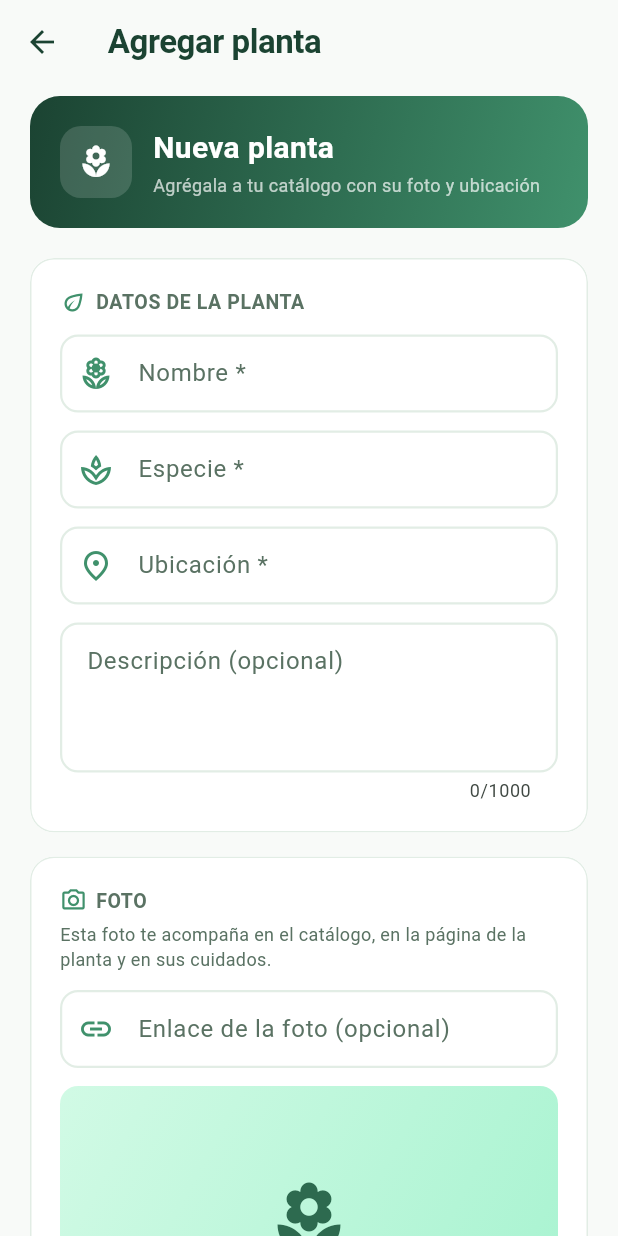
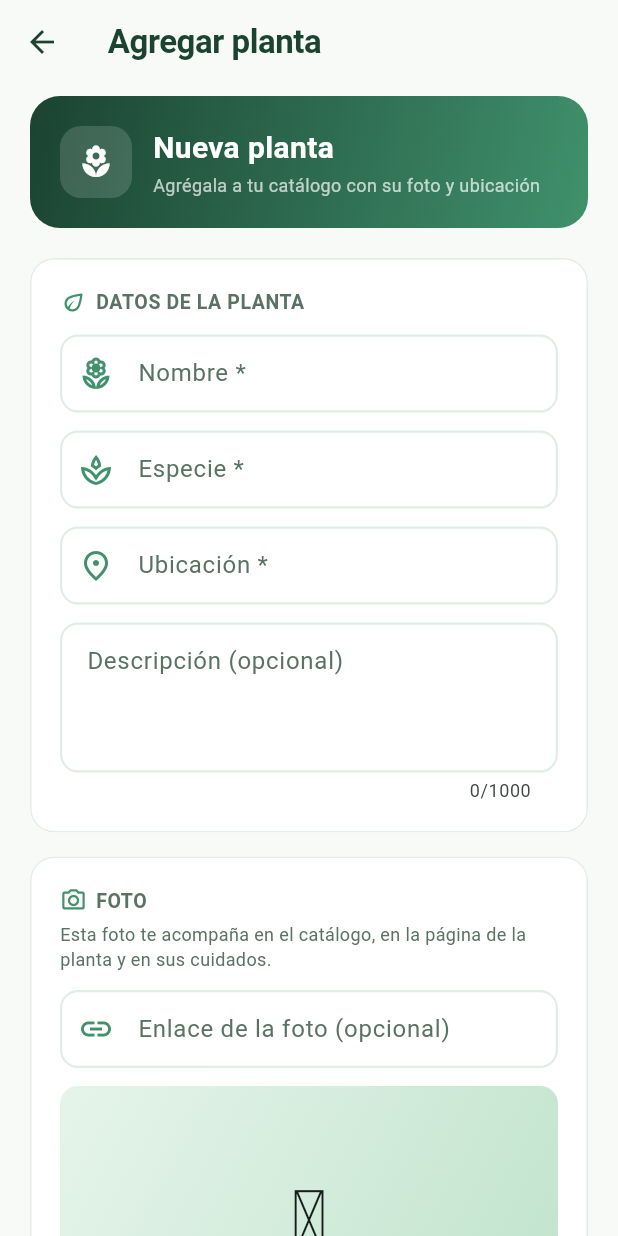
Before and after one commit to SebasFonse/Cuidado_de_plantas, a Flutter app: the AgregarPlantaPantalla screen opened directly, on a phone screen of 412 x 824 dp. Run offline on Flutter 3.47's test engine with Material 3 defaults, Android fonts, the phone set to English and light mode, and no system bars; network calls fail.

Commit message:
feat(diseño): ícono de la planta según su tipo y fotos visibles en la web
- Sin foto, cada planta muestra un ícono y colores según su tipo
  (cactus/suculenta, orquídea, rosa, girasol, aromática, árbol, palma,
  cítrico, etc.), deducido de la especie y el nombre, sin importar
  tildes ni mayúsculas. Cubre las especies de la base de datos.
- Agregar planta: la vista previa cambia mientras se escribe y dice qué
  ícono se usará si no hay foto.
- Fotos: en la web se cargan aunque la página de origen no permita
  CORS (WebHtmlElementStrategy.fallback).
- Pruebas del tipo de planta.

Co-Authored-By: Claude Opus 5.5 <noreply@anthropic.com>
Claude-Session: https://claude.ai/code/session_012bmMyFHAYK5q5k7G2YozZz

```diff
--- a/frontend/lib/cuidados/agregar_cuidado_pantalla.dart
+++ b/frontend/lib/cuidados/agregar_cuidado_pantalla.dart
@@ -20,6 +20,7 @@ class AgregarCuidadoPantalla extends StatefulWidget {
     required this.plantaId,
     required this.nombrePlanta,
     this.imagenUrl,
+    this.especiePlanta,
     this.servicio,
   });
 
@@ -29,6 +30,9 @@ class AgregarCuidadoPantalla extends StatefulWidget {
   /// Foto de la planta: se muestra en el encabezado para saber a cuál
   /// planta se le programa el cuidado.
   final String? imagenUrl;
+
+  /// Especie: elige el ícono de la planta cuando no tiene foto.
+  final String? especiePlanta;
   final CuidadoServicio? servicio;
 
   @override
@@ -332,6 +336,8 @@ class _AgregarCuidadoPantallaState extends State<AgregarCuidadoPantalla> {
                   child: FotoPlanta(
                     imagenUrl: widget.imagenUrl,
                     plantaId: widget.plantaId,
+                    nombre: widget.nombrePlanta,
+                    especie: widget.especiePlanta,
                     radio: 14,
                     ancho: 60,
                     alto: 60,
--- a/frontend/lib/inicio/inicio_pantalla.dart
+++ b/frontend/lib/inicio/inicio_pantalla.dart
@@ -168,6 +168,8 @@ class _MiniPlanta extends StatelessWidget {
             FotoPlanta(
               imagenUrl: planta.imagenUrl,
               plantaId: planta.id,
+              nombre: planta.nombre,
+              especie: planta.especie,
               radio: 16,
               ancho: 112,
               alto: 112,
--- a/frontend/lib/plantas/agregar_planta_pantalla.dart
+++ b/frontend/lib/plantas/agregar_planta_pantalla.dart
@@ -10,6 +10,7 @@ import '../especies/especie_servicio.dart';
 import 'foto_planta.dart';
 import 'planta.dart';
 import 'planta_servicio.dart';
+import 'tipo_planta.dart';
 
 /// RQ4-HU01: Como usuario, quiero agregar una planta nueva a mi catálogo
 /// ingresando su nombre, especie, ubicación, descripción y una foto mediante
@@ -47,6 +48,9 @@ class _AgregarPlantaPantallaState extends State<AgregarPlantaPantalla> {
     super.initState();
     _servicio = widget.servicio ?? PlantaServicio();
     _imagenCtrl.addListener(() => setState(() {}));
+    // El ícono de la vista previa cambia según el nombre y la especie
+    _nombreCtrl.addListener(() => setState(() {}));
+    _especieCtrl.addListener(() => setState(() {}));
     _cargarEspecies();
   }
 
@@ -244,10 +248,21 @@ class _AgregarPlantaPantallaState extends State<AgregarPlantaPantalla> {
                   FotoPlanta(
                     key: const Key('planta_vista_previa'),
                     imagenUrl: _hayVistaPrevia ? _imagenCtrl.text : null,
+                    nombre: _nombreCtrl.text,
+                    especie: _especieCtrl.text,
                     ancho: double.infinity,
                     alto: 180,
                     tamanoIcono: 56,
                   ),
+                  if (!_hayVistaPrevia) ...[
+                    const SizedBox(height: 8),
+                    Text(
+                      'Sin foto se mostrará el ícono de: '
+                      '${tipoDePlanta(nombre: _nombreCtrl.text, especie: _especieCtrl.text).etiqueta.toLowerCase()}',
+                      key: const Key('planta_tipo_detectado'),
+                      style: const TextStyle(color: colorTextoSuave, fontSize: 12),
+                    ),
+                  ],
                       ],
                     ),
                   ),
--- a/frontend/lib/plantas/catalogo_pantalla.dart
+++ b/frontend/lib/plantas/catalogo_pantalla.dart
@@ -365,6 +365,8 @@ class TarjetaPlanta extends StatelessWidget {
                 FotoPlanta(
                   imagenUrl: planta.imagenUrl,
                   plantaId: planta.id,
+                  nombre: planta.nombre,
+                  especie: planta.especie,
                   radio: 0,
                   ancho: double.infinity,
                   alto: 150,
--- a/frontend/lib/plantas/detalle_planta_pantalla.dart
+++ b/frontend/lib/plantas/detalle_planta_pantalla.dart
@@ -70,6 +70,7 @@ class _DetallePlantaPantallaState extends State<DetallePlantaPantalla> {
           plantaId: widget.planta.id,
           nombrePlanta: widget.planta.nombre,
           imagenUrl: widget.planta.imagenUrl,
+          especiePlanta: widget.planta.especie,
           servicio: _servicio,
         ),
       ),
@@ -203,6 +204,8 @@ class _Encabezado extends StatelessWidget {
               FotoPlanta(
                 imagenUrl: planta.imagenUrl,
                 plantaId: planta.id,
+                nombre: planta.nombre,
+                especie: planta.especie,
                 radio: 0,
                 ancho: double.infinity,
                 alto: 240,
--- a/frontend/lib/plantas/foto_planta.dart
+++ b/frontend/lib/plantas/foto_planta.dart
@@ -1,18 +1,21 @@
 import 'package:flutter/material.dart';
 
-import '../app/tema.dart';
+import 'tipo_planta.dart';
 
 /// Etiqueta del Hero que conecta la foto de una planta entre pantallas.
 String etiquetaFotoPlanta(int plantaId) => 'foto_planta_$plantaId';
 
 /// Foto de una planta, igual en todos los módulos (catálogo, detalle,
-/// cuidados, inicio). Si no tiene enlace o no carga, muestra la imagen
-/// por defecto. Con [plantaId] la foto "viaja" animada entre pantallas.
+/// cuidados, inicio). Si no tiene enlace o no carga, muestra un ícono según
+/// el tipo de planta (cactus, orquídea, árbol...). Con [plantaId] la foto
+/// "viaja" animada entre pantallas.
 class FotoPlanta extends StatelessWidget {
   const FotoPlanta({
     super.key,
     required this.imagenUrl,
     this.plantaId,
+    this.nombre,
+    this.especie,
     this.radio = 12,
     this.tamanoIcono = 48,
     this.ancho,
@@ -21,6 +24,10 @@ class FotoPlanta extends StatelessWidget {
 
   final String? imagenUrl;
   final int? plantaId;
+
+  /// Nombre y especie: sirven para elegir el ícono cuando no hay foto.
+  final String? nombre;
+  final String? especie;
   final double radio;
   final double tamanoIcono;
   final double? ancho;
@@ -29,7 +36,11 @@ class FotoPlanta extends StatelessWidget {
   @override
   Widget build(BuildContext context) {
     final url = imagenUrl?.trim();
-    final porDefecto = ImagenPorDefecto(tamanoIcono: tamanoIcono);
+    final porDefecto = ImagenPorDefecto(
+      nombre: nombre,
+      especie: especie,
+      tamanoIcono: tamanoIcono,
+    );
     Widget foto = ClipRRect(
       borderRadius: BorderRadius.circular(radio),
       child: SizedBox(
@@ -40,12 +51,18 @@ class FotoPlanta extends StatelessWidget {
             : Image.network(
                 url,
                 fit: BoxFit.cover,
+                // En la web muchas páginas no permiten leer sus imágenes
+                // (CORS); con esto se muestran igual con una etiqueta <img>.
+                webHtmlElementStrategy: WebHtmlElementStrategy.fallback,
                 // Si el enlace no carga se muestra la imagen por defecto
                 errorBuilder: (_, __, ___) => porDefecto,
                 loadingBuilder: (context, child, progreso) => progreso == null
                     ? child
                     : Container(
-                        decoration: const BoxDecoration(gradient: degradadoHoja),
+                        decoration: BoxDecoration(
+                          gradient: tipoDePlanta(nombre: nombre, especie: especie)
+                              .degradado,
+                        ),
                         alignment: Alignment.center,
                         child: const SizedBox(
                           width: 22,
@@ -64,19 +81,35 @@ class FotoPlanta extends StatelessWidget {
   }
 }
 
-/// Imagen que se muestra cuando la planta no tiene foto o el enlace no carga.
+/// Imagen que se muestra cuando la planta no tiene foto o el enlace no carga:
+/// un ícono y colores según el tipo de planta.
 class ImagenPorDefecto extends StatelessWidget {
-  const ImagenPorDefecto({super.key, this.tamanoIcono = 48});
+  const ImagenPorDefecto({
+    super.key,
+    this.nombre,
+    this.especie,
+    this.tamanoIcono = 48,
+  });
 
+  final String? nombre;
+  final String? especie;
   final double tamanoIcono;
 
   @override
   Widget build(BuildContext context) {
+    final tipo = tipoDePlanta(nombre: nombre, especie: especie);
     return Container(
       key: const Key('imagen_por_defecto'),
-      decoration: const BoxDecoration(gradient: degradadoHoja),
+      decoration: BoxDecoration(gradient: tipo.degradado),
       alignment: Alignment.center,
-      child: Icon(Icons.local_florist, color: verdePlantacert, size: tamanoIcono),
+      child: Semantics(
+        label: tipo.etiqueta,
+        child: Text(
+          tipo.emoji,
+          key: const Key('icono_tipo_planta'),
+          style: TextStyle(fontSize: tamanoIcono, height: 1),
+        ),
+      ),
     );
   }
 }
```
Also changed, not shown: frontend/lib/plantas/tipo_planta.dart (added, +140 -0 lines), 1 other file.
